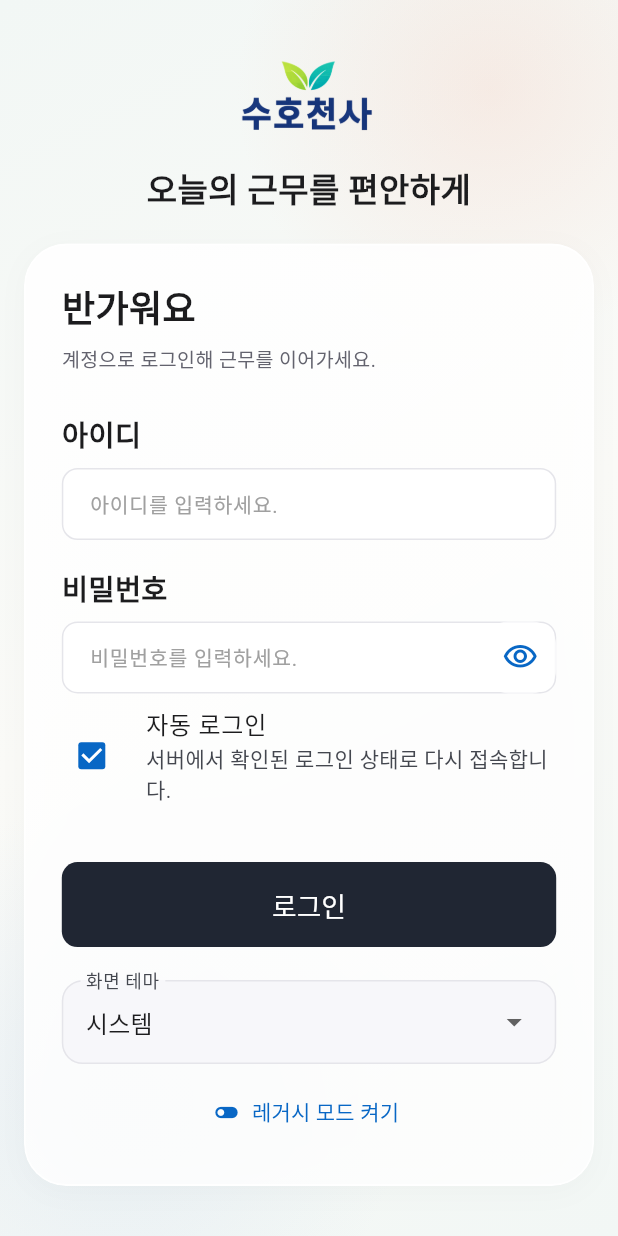
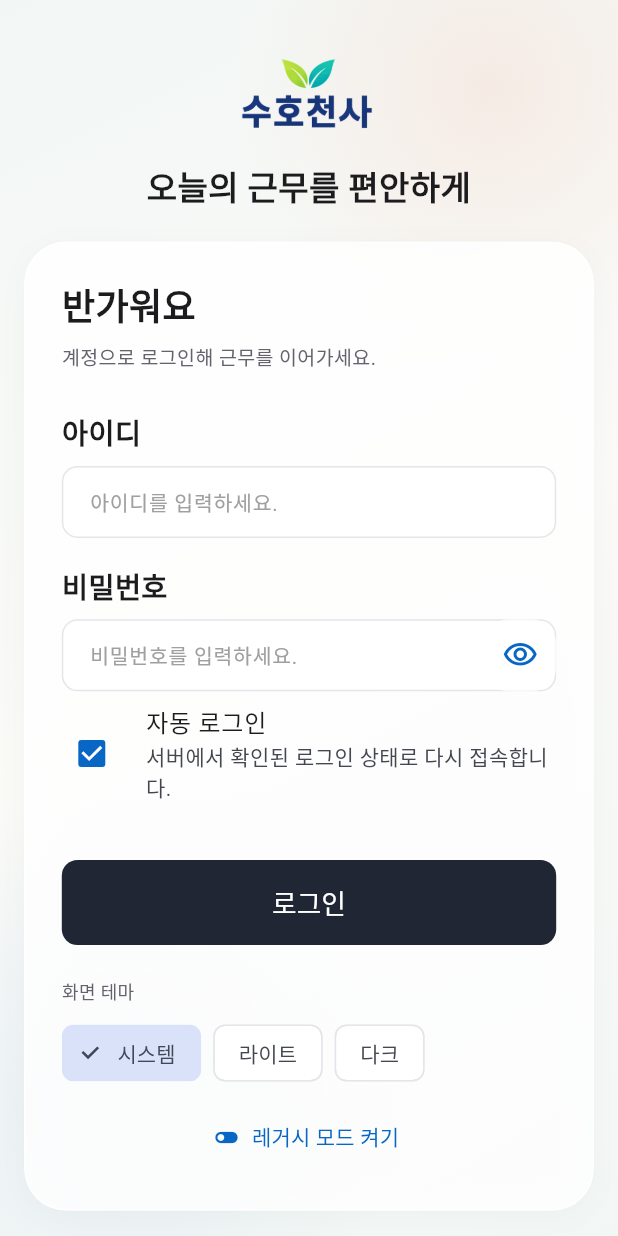
Before and after one commit to Hisabori/Su, a Flutter app: the screen it shows after launch, on a phone screen of 412 x 824 dp. Run offline on Flutter 3.47's test engine with Material 3 defaults, Android fonts, the phone set to English and light mode, and no system bars; our stand-ins replace flutter_secure_storage, flutter_tts, speech_to_text, video_player, youtube_player_iframe; missing offline and left inert: dart:js_interop; Roboto replaces fonts that are missing (NanumGothic).

Commit message:
Make theme choices directly visible and accessible

```diff
--- a/lib/theme/appearance_mode_picker.dart
+++ b/lib/theme/appearance_mode_picker.dart
@@ -10,33 +10,36 @@ class AppearanceModePicker extends StatelessWidget {
     if (appearance == null || !AppStyle.isBeta(context)) {
       return const SizedBox.shrink();
     }
+    Future<void> choose(ThemeMode value) async {
+      final saved = await appearance.setMode!(value);
+      if (!saved && context.mounted) {
+        ScaffoldMessenger.of(context).showSnackBar(
+            const SnackBar(content: Text('테마 설정을 저장하지 못했습니다. 다시 시도해 주세요.')));
+      }
+    }
+
     return Padding(
       padding: const EdgeInsets.symmetric(vertical: 8),
-      child: InputDecorator(
-        decoration: const InputDecoration(labelText: '화면 테마'),
-        child: DropdownButtonHideUnderline(
-          child: DropdownButton<ThemeMode>(
-            value: appearance.mode,
-            isExpanded: true,
-            isDense: true,
-            items: const [
-              DropdownMenuItem(value: ThemeMode.system, child: Text('시스템')),
-              DropdownMenuItem(value: ThemeMode.light, child: Text('라이트')),
-              DropdownMenuItem(value: ThemeMode.dark, child: Text('다크')),
-            ],
-            onChanged: appearance.saving || appearance.setMode == null
-                ? null
-                : (value) async {
-                    if (value == null) return;
-                    final saved = await appearance.setMode!(value);
-                    if (!saved && context.mounted) {
-                      ScaffoldMessenger.of(context).showSnackBar(const SnackBar(
-                          content: Text('테마 설정을 저장하지 못했습니다. 다시 시도해 주세요.')));
-                    }
-                  },
-          ),
-        ),
-      ),
+      child: Column(crossAxisAlignment: CrossAxisAlignment.start, children: [
+        Text('화면 테마',
+            style: TextStyle(fontSize: 12, color: AppStyle.mutedOf(context))),
+        const SizedBox(height: 8),
+        Wrap(spacing: 8, runSpacing: 8, children: [
+          for (final item in const [
+            (ThemeMode.system, '시스템'),
+            (ThemeMode.light, '라이트'),
+            (ThemeMode.dark, '다크')
+          ])
+            ChoiceChip(
+                label: Text(item.$2),
+                selected: appearance.mode == item.$1,
+                onSelected: appearance.saving || appearance.setMode == null
+                    ? null
+                    : (selected) {
+                        if (selected) choose(item.$1);
+                      }),
+        ]),
+      ]),
     );
   }
 }
```
Also changed, not shown: 1 other file.
